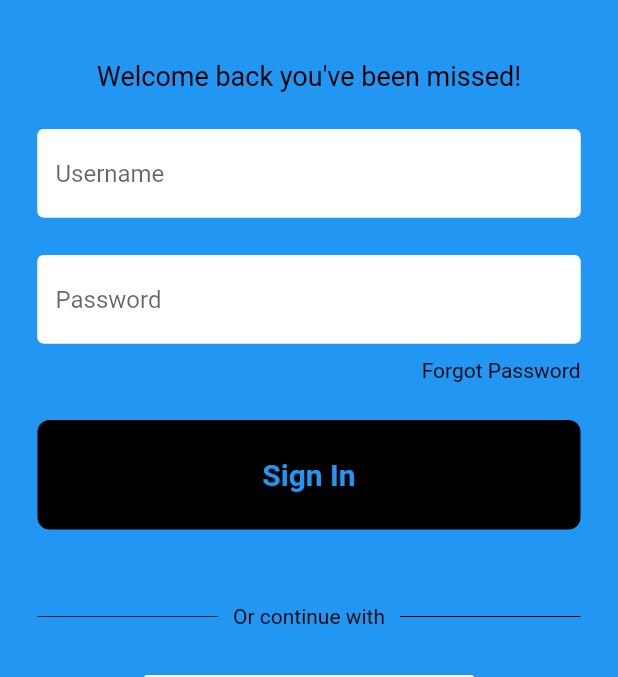
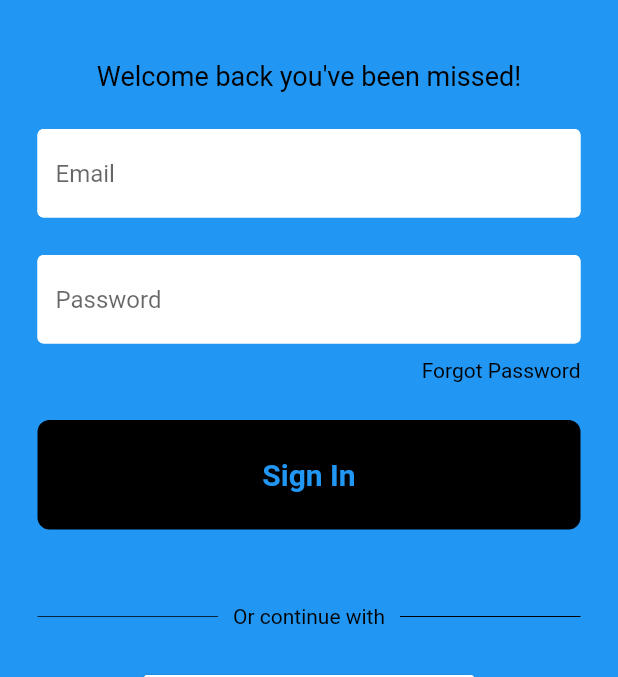
Before and after one commit to AmalSresh/PlanUp, a Flutter app: the screen it shows after launch, on a phone screen of 412 x 824 dp, the part 225-902 px from its top. Run offline on Flutter 3.47's test engine with Material 2 defaults, Android fonts, the phone set to English and light mode, and no system bars; our stand-ins replace firebase_auth, firebase_core, flutter_signin_button; accounts and stored records are empty.

Commit message:
Added login with email and password option. No registration option yet.

```diff
--- a/lib/components/my_button.dart
+++ b/lib/components/my_button.dart
@@ -1,3 +1,4 @@
+//UI for sign-in button and gesture detection for tap
 import 'package:flutter/material.dart';
 
 class MyButton extends StatelessWidget {
@@ -18,7 +19,7 @@ class MyButton extends StatelessWidget {
                   borderRadius: BorderRadius.circular(8),
       ),
 
-      child: const Center(
+        child: const Center(
         child: Text(
             "Sign In",
             style: TextStyle(
--- a/lib/components/my_textfield.dart
+++ b/lib/components/my_textfield.dart
@@ -1,3 +1,4 @@
+//UI for textfield and  parameters
 import 'package:flutter/material.dart';
 
 class MyTextField extends StatelessWidget{
--- a/lib/main.dart
+++ b/lib/main.dart
@@ -1,7 +1,13 @@
 import 'package:flutter/material.dart';
-import 'pages/login_page.dart';
+import 'pages/auth_page.dart';
+import 'package:firebase_core/firebase_core.dart';
+import 'firebase_options.dart';
 
-void main() {
+void main() async {
+  WidgetsFlutterBinding.ensureInitialized();
+  await Firebase.initializeApp(
+    options: DefaultFirebaseOptions.currentPlatform,
+  );
   runApp(const MyApp());
 }
 
@@ -11,9 +17,9 @@ class MyApp extends StatelessWidget {
   // This widget is the root of your application.
   @override
   Widget build(BuildContext context) {
-    return MaterialApp(
+    return const MaterialApp(
       debugShowCheckedModeBanner: false,
-      home: LoginPage(),
+      home: AuthPage(),
     ); //MaterialApp
   }
 }
--- /dev/null
+++ b/lib/pages/auth_page.dart
@@ -0,0 +1,29 @@
+//Will show login screen or homepage depending on authentication status
+import 'package:firebase_auth/firebase_auth.dart';
+import 'package:flutter/material.dart';
+import 'home_page.dart';
+import 'login_page.dart';
+
+class AuthPage extends StatelessWidget {
+  const AuthPage({super.key});
+
+  @override
+  Widget build(BuildContext context) {
+    return Scaffold(
+      body: StreamBuilder<User?>(
+        stream: FirebaseAuth.instance.authStateChanges(),
+        builder: (context, snapshot)
+          {
+            //user is logged in
+            if (snapshot.hasData) {
+                return const HomePage();
+              }
+            //User is NOT logged in
+            else {
+              return LoginPage();
+            }
+          },
+      ),
+    );
+  }
+}
--- a/lib/pages/login_page.dart
+++ b/lib/pages/login_page.dart
@@ -1,19 +1,25 @@
+//UI for login page and username/password text field controllers
 import 'package:cpsc_362_project/components/my_button.dart';
 import 'package:cpsc_362_project/components/my_textfield.dart';
+import 'package:firebase_auth/firebase_auth.dart';
 import 'package:flutter/material.dart';
 import 'package:flutter_signin_button/flutter_signin_button.dart';
+
 
 class LoginPage extends StatelessWidget
 {
   LoginPage({super.key});
 
   //text editing controllers
-  final usernameController = TextEditingController();
+  final emailController = TextEditingController();
   final passwordController = TextEditingController();
 
   //sign user in method
-  void signUserIn() {
-
+  void signUserIn() async {
+    await FirebaseAuth.instance.signInWithEmailAndPassword(
+        email: emailController.text,
+        password: passwordController.text,
+    );
   }
 
   @override
@@ -41,10 +47,10 @@ class LoginPage extends StatelessWidget
                 ),
 
                 const SizedBox(height: 25),
-        //username text
+        //email text
                 MyTextField(
-                  controller: usernameController,
-                  hintText: 'Username',
+                  controller: emailController,
+                  hintText: 'Email',
                   obscureText: false,
                 ),
 
--- a/pubspec.yaml
+++ b/pubspec.yaml
@@ -28,6 +28,8 @@ environment:
 # the latest version available on pub.dev. To see which dependencies have newer
 # versions available, run `flutter pub outdated`.
 dependencies:
+  firebase_auth: ^4.11.1
+  firebase_core: ^2.19.0
   flutter:
     sdk: flutter
   flutter_signin_button: ^2.0.0
```
Also changed, not shown: lib/pages/home_page.dart (added, +25 -0 lines), lib/firebase_options.dart (added), pubspec.lock, 3 other files.
